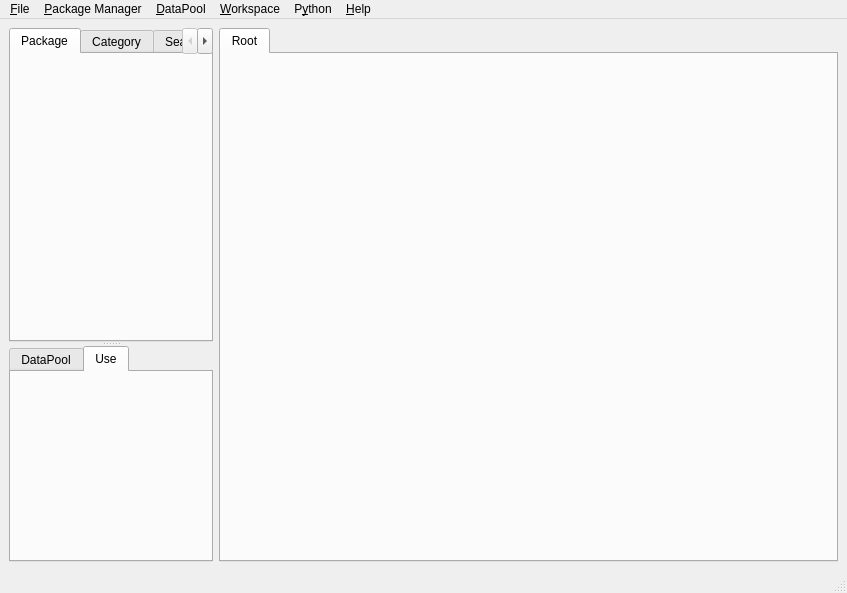
Before: the Qt Designer form src/visualea/resources/mainwindow.ui in openalea/visualea, drawn with Qt 5.
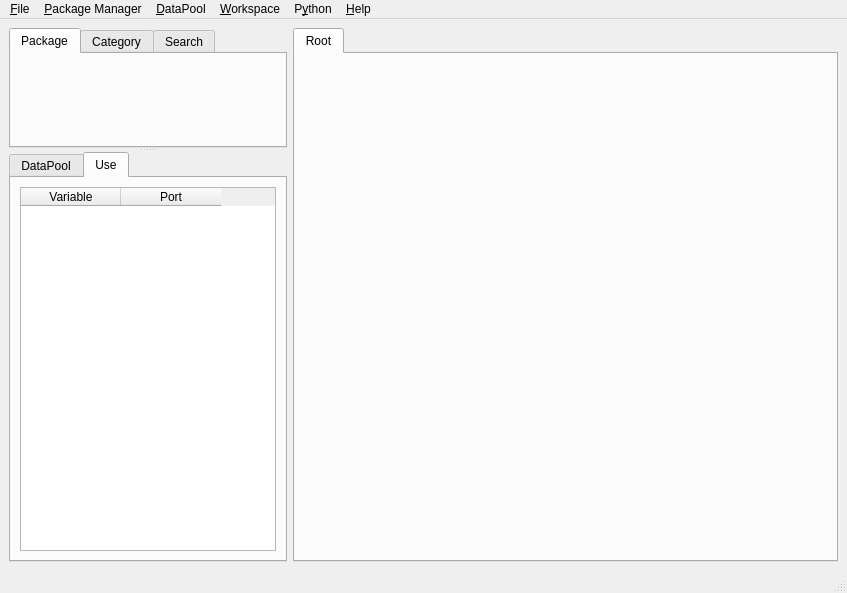
After: the same form once the commit is applied. The open tabs and pages were chosen to show the change. Icons and pictures are not drawn.

Commit message: Add TableWidget in use tab Node.caption transformed to a property

Patch:
```diff
--- a/src/visualea/resources/mainwindow.ui
+++ b/src/visualea/resources/mainwindow.ui
@@ -123,6 +123,20 @@
          <property name="spacing" >
           <number>6</number>
          </property>
+         <item>
+          <widget class="QTableWidget" name="tableWidget" >
+           <column>
+            <property name="text" >
+             <string>Variable</string>
+            </property>
+           </column>
+           <column>
+            <property name="text" >
+             <string>Port</string>
+            </property>
+           </column>
+          </widget>
+         </item>
         </layout>
        </widget>
       </widget>
```
The commit also changes 9 other files.
